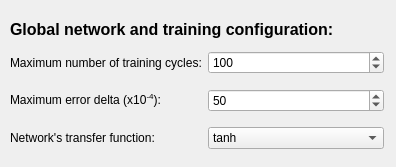
Qt form ANNet/QTrainingForm.ui (mansoor-s/ANNetGPGPU) before a commit.
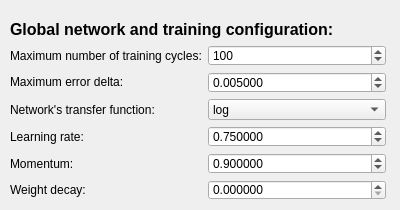
The same form after that commit.

Patch:
```diff
--- a/ANNet/QTrainingForm.ui
+++ b/ANNet/QTrainingForm.ui
@@ -6,22 +6,25 @@
    <rect>
     <x>0</x>
     <y>0</y>
-    <width>396</width>
-    <height>167</height>
+    <width>400</width>
+    <height>210</height>
    </rect>
   </property>
   <property name="windowTitle">
    <string>Form</string>
   </property>
-  <widget class="QLabel" name="label_4">
+  <widget class="QWidget" name="layoutWidget">
    <property name="geometry">
     <rect>
      <x>10</x>
      <y>20</y>
-     <width>374</width>
-     <height>19</height>
+     <width>376</width>
+     <height>180</height>
     </rect>
    </property>
+   <layout class="QVBoxLayout" name="verticalLayout">
+    <item>
+     <widget class="QLabel" name="label_4">
    <property name="text">
     <string>&lt;html&gt;&lt;head/&gt;&lt;body&gt;&lt;p&gt;&lt;span style=&quot; font-size:12pt; font-weight:600;&quot;&gt;Global network and training configuration:&lt;/span&gt;&lt;/p&gt;&lt;/body&gt;&lt;/html&gt;</string>
    </property>
@@ -32,44 +35,9 @@
     <bool>false</bool>
    </property>
   </widget>
-  <widget class="QSplitter" name="splitter">
-   <property name="geometry">
-    <rect>
-     <x>10</x>
-     <y>42</y>
-     <width>374</width>
-     <height>116</height>
-    </rect>
-   </property>
-   <property name="orientation">
-    <enum>Qt::Vertical</enum>
-   </property>
-   <widget class="QWidget" name="gridLayoutWidget">
+    </item>
+    <item>
     <layout class="QGridLayout" name="gridLayout">
-     <item row="2" column="1">
-      <widget class="QComboBox" name="m_CBTransferFunction">
-       <item>
-        <property name="text">
-         <string>tanh</string>
-        </property>
-       </item>
-       <item>
-        <property name="text">
-         <string>log</string>
-        </property>
-       </item>
-       <item>
-        <property name="text">
-         <string>linear</string>
-        </property>
-       </item>
-       <item>
-        <property name="text">
-         <string>binary</string>
-        </property>
-       </item>
-      </widget>
-     </item>
      <item row="0" column="0">
       <widget class="QLabel" name="label">
        <property name="text">
@@ -77,10 +45,30 @@
        </property>
       </widget>
      </item>
+      <item row="0" column="1">
+       <widget class="QSpinBox" name="m_SBMax">
+        <property name="minimum">
+         <number>1</number>
+        </property>
+        <property name="maximum">
+         <number>100000</number>
+        </property>
+        <property name="value">
+         <number>100</number>
+        </property>
+       </widget>
+      </item>
+      <item row="4" column="0">
+       <widget class="QLabel" name="label_6">
+        <property name="text">
+         <string>Momentum:</string>
+        </property>
+       </widget>
+      </item>
      <item row="1" column="0">
       <widget class="QLabel" name="label_2">
        <property name="text">
-        <string>&lt;html&gt;&lt;head/&gt;&lt;body&gt;&lt;p&gt;Maximum error delta (x10&lt;span style=&quot; vertical-align:super;&quot;&gt;-4&lt;/span&gt;):&lt;/p&gt;&lt;/body&gt;&lt;/html&gt;</string>
+         <string>&lt;html&gt;&lt;head/&gt;&lt;body&gt;&lt;p&gt;Maximum error delta:&lt;/p&gt;&lt;/body&gt;&lt;/html&gt;</string>
        </property>
        <property name="textFormat">
         <enum>Qt::RichText</enum>
@@ -94,37 +82,123 @@
        </property>
       </widget>
      </item>
-     <item row="0" column="1">
-      <widget class="QSpinBox" name="m_SBMax">
+      <item row="3" column="0">
+       <widget class="QLabel" name="label_5">
+        <property name="text">
+         <string>Learning rate:</string>
+        </property>
+       </widget>
+      </item>
+      <item row="2" column="1">
+       <widget class="QComboBox" name="m_CBTransferFunction">
+        <item>
+         <property name="text">
+          <string>log</string>
+         </property>
+        </item>
+        <item>
+         <property name="text">
+          <string>tanh</string>
+         </property>
+        </item>
+        <item>
+         <property name="text">
+          <string>linear</string>
+         </property>
+        </item>
+        <item>
+         <property name="text">
+          <string>binary</string>
+         </property>
+        </item>
+       </widget>
+      </item>
+      <item row="5" column="0">
+       <widget class="QLabel" name="label_7">
+        <property name="text">
+         <string>Weight decay:</string>
+        </property>
+       </widget>
+      </item>
+      <item row="3" column="1">
+       <widget class="QDoubleSpinBox" name="m_SBLearningRate">
+        <property name="decimals">
+         <number>6</number>
+        </property>
        <property name="minimum">
-        <number>1</number>
+         <double>0.000010000000000</double>
        </property>
        <property name="maximum">
-        <number>100000</number>
-       </property>
+         <double>1.000000000000000</double>
+        </property>
+        <property name="singleStep">
+         <double>0.005000000000000</double>
+        </property>
        <property name="value">
-        <number>100</number>
+         <double>0.750000000000000</double>
+        </property>
+       </widget>
+      </item>
+      <item row="4" column="1">
+       <widget class="QDoubleSpinBox" name="m_SBMomentum">
+        <property name="decimals">
+         <number>6</number>
+        </property>
+        <property name="minimum">
+         <double>0.000010000000000</double>
+        </property>
+        <property name="maximum">
+         <double>1.000000000000000</double>
+        </property>
+        <property name="singleStep">
+         <double>0.005000000000000</double>
+        </property>
+        <property name="value">
+         <double>0.900000000000000</double>
+        </property>
+       </widget>
+      </item>
+      <item row="5" column="1">
+       <widget class="QDoubleSpinBox" name="m_SBWeightDecay">
+        <property name="decimals">
+         <number>6</number>
+        </property>
+        <property name="minimum">
+         <double>0.000000000000000</double>
+        </property>
+        <property name="maximum">
+         <double>1.000000000000000</double>
+        </property>
+        <property name="singleStep">
+         <double>0.005000000000000</double>
+        </property>
+        <property name="value">
+         <double>0.000000000000000</double>
        </property>
       </widget>
      </item>
      <item row="1" column="1">
-      <widget class="QSpinBox" name="m_SBError">
+       <widget class="QDoubleSpinBox" name="m_SBError">
+        <property name="decimals">
+         <number>6</number>
+        </property>
        <property name="minimum">
-        <number>1</number>
+         <double>0.000010000000000</double>
        </property>
        <property name="maximum">
-        <number>10000</number>
+         <double>10.000000000000000</double>
        </property>
        <property name="singleStep">
         <number>1</number>
        </property>
        <property name="value">
-        <number>50</number>
+         <double>0.005000000000000</double>
        </property>
       </widget>
      </item>
     </layout>
-   </widget>
+    </item>
+   </layout>
   </widget>
  </widget>
  <resources/>
```
Left out of the diff: 2 changed lines with no effect on the pictures. Lines whose indentation alone changed are shown as unchanged.
